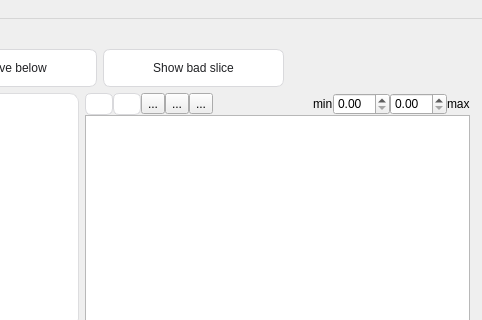
Qt form reconstruction/reconstruction_window.ui (frankyeh/DSI-Studio) before a commit; both pictures show x 366 to 848 and y 0 to 320 of the 848 by 706 pixel window.
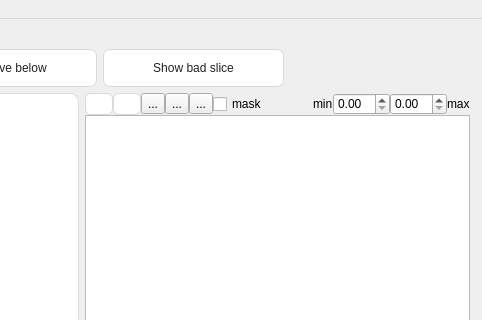
The same form after that commit. The open tabs and pages were chosen to show the change. Icons and pictures are not drawn.

The edit to the form file:
```diff
--- a/reconstruction/reconstruction_window.ui
+++ b/reconstruction/reconstruction_window.ui
@@ -1179,6 +1179,13 @@
                           </property>
                          </widget>
                         </item>
+                        <item>
+                         <widget class="QCheckBox" name="show_mask">
+                          <property name="text">
+                           <string>mask</string>
+                          </property>
+                         </widget>
+                        </item>
                         <item>
                          <spacer name="horizontalSpacer_4">
                           <property name="orientation">
```
